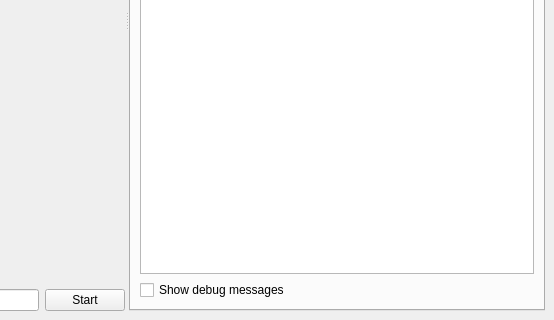
Old version of the form ui/main.ui in the repository abbbe/sslcaudit; both pictures show x 246 to 800 and y 280 to 600 of the 800 by 600 pixel window.
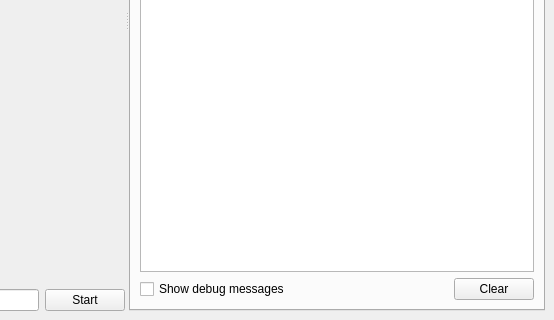
New version of the form.

Commit message: Added global logging handler. Implemented testing ComboBox. Added "Clear Log" button.

```diff
--- a/ui/main.ui
+++ b/ui/main.ui
@@ -478,6 +478,13 @@
          <string>Test Log</string>
         </attribute>
         <layout class="QGridLayout" name="gridLayout_2">
+         <item row="1" column="2">
+          <widget class="QPushButton" name="clearLogButton">
+           <property name="text">
+            <string>Clear</string>
+           </property>
+          </widget>
+         </item>
          <item row="1" column="0">
           <widget class="QCheckBox" name="showDebugMessagesCheckBox">
            <property name="text">
@@ -485,9 +492,22 @@
            </property>
           </widget>
          </item>
-         <item row="0" column="0">
+         <item row="0" column="0" colspan="3">
           <widget class="QListWidget" name="testLog"/>
          </item>
+         <item row="1" column="1">
+          <spacer name="horizontalSpacer_2">
+           <property name="orientation">
+            <enum>Qt::Horizontal</enum>
+           </property>
+           <property name="sizeHint" stdset="0">
+            <size>
+             <width>40</width>
+             <height>20</height>
+            </size>
+           </property>
+          </spacer>
+         </item>
         </layout>
        </widget>
        <widget class="QWidget" name="tab_5">
```
Left out of the diff: 4 changed lines with no effect on the pictures. The commit also changes 3 other files.
